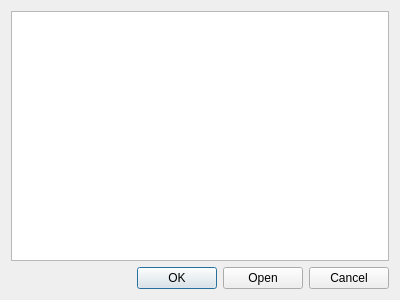
Above: dialoglocalfile.ui from Modolet/1Music before the change. Below: the same form after it.
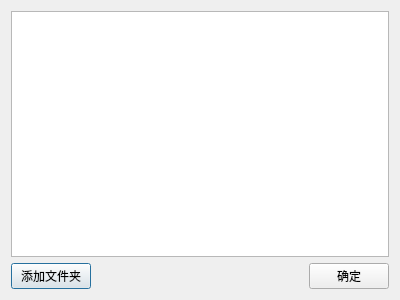
That is the form after the change.

Commit message: 完善ListModel,准备完善文件搜索

Diff of the .ui file:
```diff
--- a/dialoglocalfile.ui
+++ b/dialoglocalfile.ui
@@ -18,14 +18,35 @@
     <widget class="QListWidget" name="listWidget"/>
    </item>
    <item>
-    <widget class="QDialogButtonBox" name="buttonBox">
-     <property name="orientation">
-      <enum>Qt::Horizontal</enum>
-     </property>
-     <property name="standardButtons">
-      <set>QDialogButtonBox::Cancel|QDialogButtonBox::Ok|QDialogButtonBox::Open</set>
-     </property>
-    </widget>
+    <layout class="QHBoxLayout" name="horizontalLayout">
+     <item>
+      <widget class="QPushButton" name="pushButton_Add">
+       <property name="text">
+        <string>添加文件夹</string>
+       </property>
+      </widget>
+     </item>
+     <item>
+      <spacer name="horizontalSpacer">
+       <property name="orientation">
+        <enum>Qt::Horizontal</enum>
+       </property>
+       <property name="sizeHint" stdset="0">
+        <size>
+         <width>40</width>
+         <height>20</height>
+        </size>
+       </property>
+      </spacer>
+     </item>
+     <item>
+      <widget class="QPushButton" name="pushButton_OK">
+       <property name="text">
+        <string>确定</string>
+       </property>
+      </widget>
+     </item>
+    </layout>
    </item>
   </layout>
  </widget>
```
Left out of the diff: 35 changed lines with no effect on the pictures. The commit also changes 6 other files.
